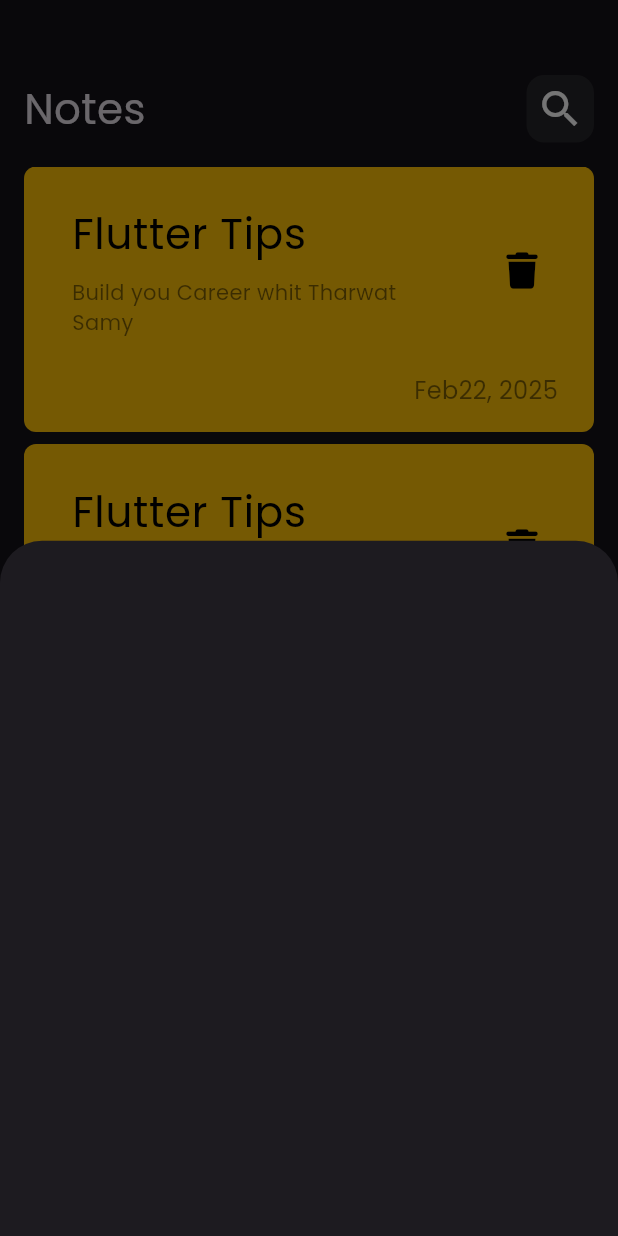
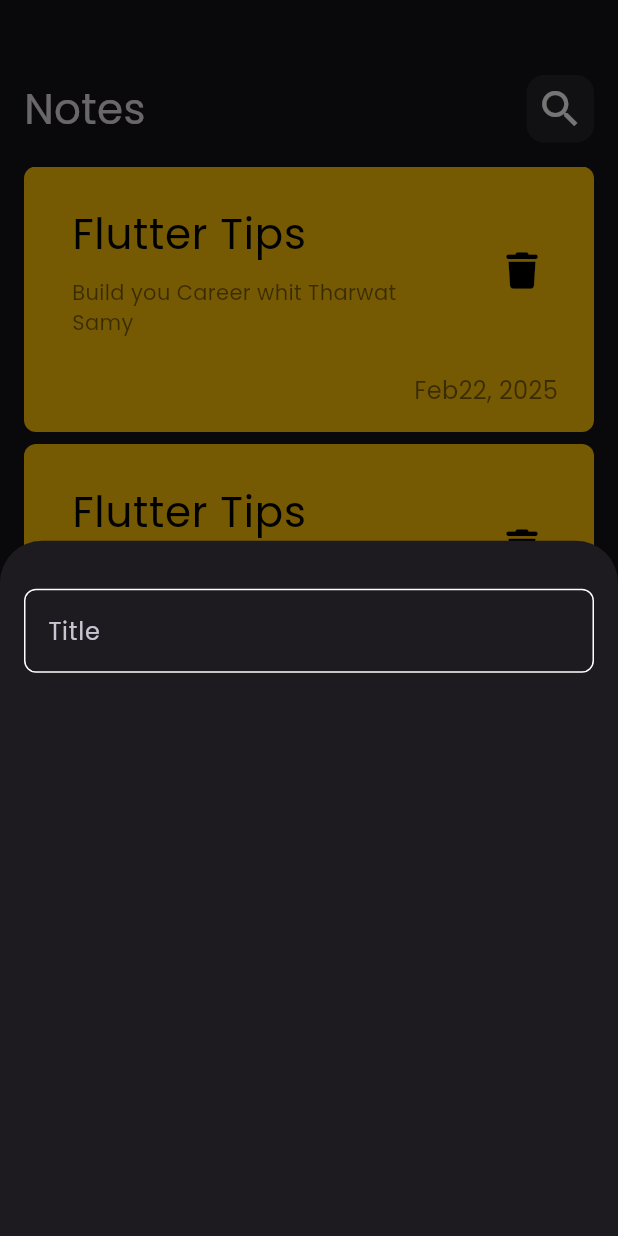
Before and after one commit to youssefAbooooo/notes_app, a Flutter app: the screen it shows after launch, after a tap on the "add" icon, on a phone screen of 412 x 824 dp. Run offline on Flutter 3.47's test engine with Material 3 defaults, Android fonts, the phone set to English and light mode, and no system bars; our stand-ins replace font_awesome_flutter.

Commit message:
create custom text field

```diff
--- /dev/null
+++ b/lib/constants.dart
@@ -0,0 +1,3 @@
+import 'package:flutter/material.dart';
+
+const kPrimaryColor = Color(0xff62fcd7);
--- a/lib/views/widgets/add_note_bottom_sheet.dart
+++ b/lib/views/widgets/add_note_bottom_sheet.dart
@@ -1,10 +1,20 @@
 import 'package:flutter/material.dart';
+
+import 'custom_text_field.dart';
 
 class AddNoteBottomSheet extends StatelessWidget {
   const AddNoteBottomSheet({super.key});
 
   @override
   Widget build(BuildContext context) {
-    return Container();
+    return Padding(
+      padding: const EdgeInsets.symmetric(horizontal: 16.0),
+      child: Column(
+        children: [
+          SizedBox(height: 32),
+          CustomTextField(),
+        ],
+      ),
+    );
   }
 }
--- /dev/null
+++ b/lib/views/widgets/custom_text_field.dart
@@ -0,0 +1,29 @@
+import 'package:flutter/material.dart';
+import 'package:notes_app/constants.dart';
+
+class CustomTextField extends StatelessWidget {
+  const CustomTextField({
+    super.key,
+  });
+
+  @override
+  Widget build(BuildContext context) {
+    return TextField(
+      cursorColor: kPrimaryColor,
+      decoration: InputDecoration(
+        hintText: 'Title',
+        border: buildBorder(),
+        enabledBorder: buildBorder(),
+        focusedBorder: buildBorder(kPrimaryColor),
+      ),
+    );
+  }
+
+  OutlineInputBorder buildBorder([color]) {
+    return OutlineInputBorder(
+        borderRadius: BorderRadius.circular(8),
+        borderSide: BorderSide(
+          color: color ?? Colors.white,
+        ));
+  }
+}
```
